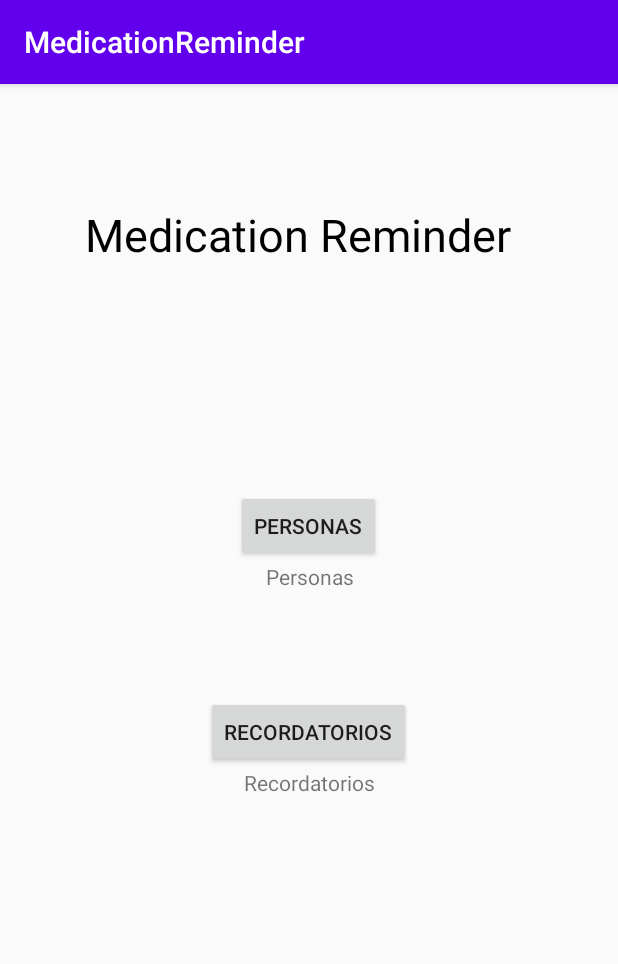
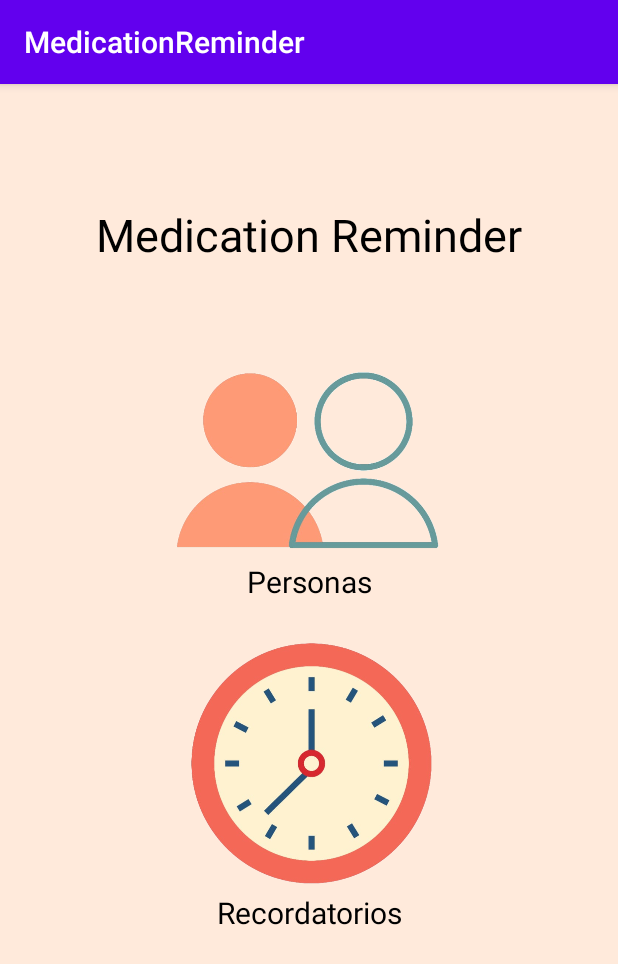
Before and after one commit to sofiaescobar28/MedicationReminder01, an Android app: the screen it shows after launch (Principal), on a phone screen of 412 x 824 dp. Shown: the top 964 px of the screen. Run offline under Robolectric (Android 15) with nearby library versions, the phone set to English and light mode, and no system bars.

Commit message:
Principal casi listo

```diff
--- a/app/src/main/java/sv/edu/catolica/medicationreminder/Principal.java
+++ b/app/src/main/java/sv/edu/catolica/medicationreminder/Principal.java
@@ -2,13 +2,30 @@ package sv.edu.catolica.medicationreminder;
 
 import androidx.appcompat.app.AppCompatActivity;
 
+import android.content.Intent;
 import android.os.Bundle;
+import android.view.View;
+import android.widget.ImageView;
 
 public class Principal extends AppCompatActivity {
+    private ImageView ivPersona, ivRecord;
 
     @Override
     protected void onCreate(Bundle savedInstanceState) {
         super.onCreate(savedInstanceState);
         setContentView(R.layout.activity_principal);
+
+        ivPersona = findViewById(R.id.ivPersona);
+        ivRecord = findViewById(R.id.ivRecor);
+    }
+
+    public void persona(View v){
+        Intent perso = new Intent(Principal.this, Personas.class);
+        startActivity(perso);
+    }
+
+    public void recordatorio(View v){
+        Intent recor = new Intent(Principal.this, Recordatorios.class);
+        startActivity(recor);
     }
 }
--- a/app/src/main/res/layout/activity_principal.xml
+++ b/app/src/main/res/layout/activity_principal.xml
@@ -1,17 +1,20 @@
 <?xml version="1.0" encoding="utf-8"?>
 <LinearLayout xmlns:android="http://schemas.android.com/apk/res/android"
+    xmlns:app="http://schemas.android.com/apk/res-auto"
     xmlns:tools="http://schemas.android.com/tools"
     android:layout_width="match_parent"
     android:layout_height="match_parent"
     android:orientation="vertical"
+    android:background="#FFEADB"
     tools:context=".Principal">
 
     <TextView
         android:id="@+id/textView"
-        android:layout_width="298dp"
+        android:layout_width="wrap_content"
         android:layout_height="wrap_content"
         android:layout_gravity="center"
-        android:layout_margin="80dp"
+        android:layout_marginTop="80dp"
+        android:layout_marginBottom="60dp"
         android:text="@string/medication_reminder"
         android:textColor="#000000"
         android:textSize="30sp" />
@@ -20,19 +23,22 @@
         android:layout_width="match_parent"
         android:layout_height="wrap_content"
         android:gravity="center"
-        android:orientation="vertical"
-        android:layout_margin="70dp">
+        android:orientation="vertical">
 
-        <Button
-            android:id="@+id/btnPersonas"
-            android:layout_width="wrap_content"
-            android:layout_height="wrap_content"
-            android:text="@string/personas" />
+        <ImageView
+            android:id="@+id/ivPersona"
+            android:layout_width="218dp"
+            android:layout_height="137dp"
+            android:contentDescription="@string/personas"
+            android:onClick="persona"
+            app:srcCompat="@drawable/personas" />
 
         <TextView
             android:id="@+id/textView2"
             android:layout_width="match_parent"
             android:layout_height="wrap_content"
+            android:textSize="20sp"
+            android:textColor="@android:color/black"
             android:gravity="center"
             android:text="@string/personas" />
     </LinearLayout>
@@ -41,19 +47,24 @@
         android:layout_width="match_parent"
         android:layout_height="wrap_content"
         android:gravity="center"
+        android:layout_marginTop="20dp"
         android:orientation="vertical">
 
-        <Button
-            android:id="@+id/btnRecordatorios"
-            android:layout_width="wrap_content"
-            android:layout_height="wrap_content"
-            android:text="@string/recordatorios" />
+        <ImageView
+            android:id="@+id/ivRecor"
+            android:layout_width="match_parent"
+            android:layout_height="173dp"
+            android:contentDescription="@string/recordatorios"
+            android:onClick="recordatorio"
+            app:srcCompat="@drawable/reloj" />
 
         <TextView
             android:id="@+id/textView3"
             android:layout_width="match_parent"
             android:layout_height="wrap_content"
             android:gravity="center"
+            android:textColor="@android:color/black"
+            android:textSize="20sp"
             android:text="@string/recordatorios" />
     </LinearLayout>
 </LinearLayout>
--- a/app/src/main/res/layout/activity_splash_inicio.xml
+++ b/app/src/main/res/layout/activity_splash_inicio.xml
@@ -14,6 +14,6 @@
         android:id="@+id/imageView2"
         android:layout_width="wrap_content"
         android:layout_height="wrap_content"
-        app:srcCompat="@drawable/universo"
+        app:srcCompat="@drawable/universo_redondo"
         android:contentDescription="@string/universo_desarrollo" />
 </LinearLayout>
--- a/app/src/main/res/values/colors.xml
+++ b/app/src/main/res/values/colors.xml
@@ -3,5 +3,5 @@
     <color name="colorPrimary">#6200EE</color>
     <color name="colorPrimaryDark">#3700B3</color>
     <color name="colorAccent">#03DAC5</color>
-    <color name="fondo_splash">#679B9B</color>
+    <color name="fondo_splash">#FF000000</color>
 </resources>
```
Also changed, not shown: app/src/main/res/drawable/personas.png (added), app/src/main/res/drawable/reloj.png (added), app/src/main/res/drawable/universo_redondo.png (added).
